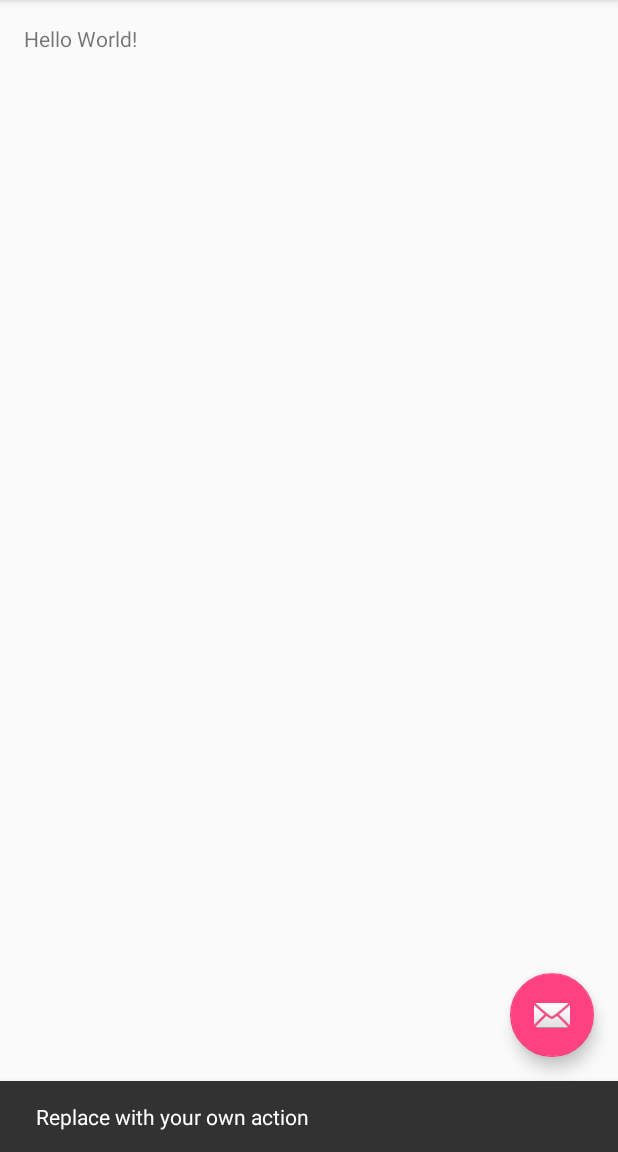
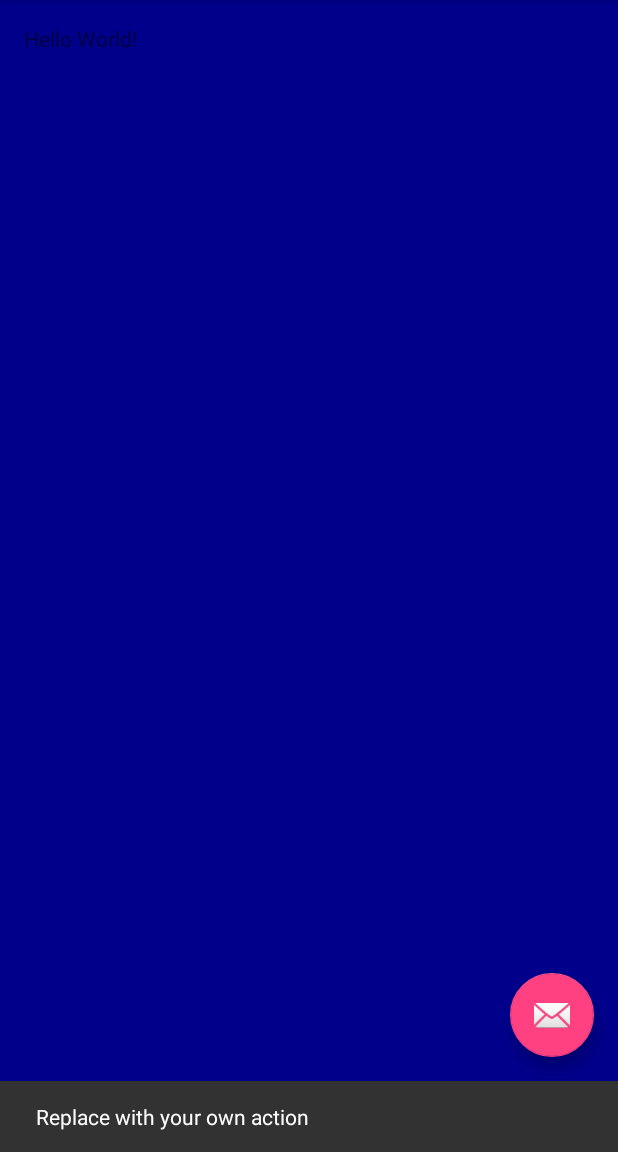
Before and after one commit to zbaisey/My.AMP.Application, an Android app: the screen it shows after launch (MainActivity), after a tap on an icon or button, on a phone screen of 412 x 824 dp, the part 84-1236 px from its top. Run offline under Robolectric (Android 15) with nearby library versions, the phone set to English and light mode, and no system bars.

Commit message:
changed color

```diff
--- a/app/src/main/res/layout/content_main.xml
+++ b/app/src/main/res/layout/content_main.xml
@@ -8,6 +8,7 @@
     android:paddingLeft="@dimen/activity_horizontal_margin"
     android:paddingRight="@dimen/activity_horizontal_margin"
     android:paddingTop="@dimen/activity_vertical_margin"
+    android:background="#00008B"
     app:layout_behavior="@string/appbar_scrolling_view_behavior"
     tools:context="com.example.cosorio.myampapplication.MainActivity"
     tools:showIn="@layout/activity_main">
```
